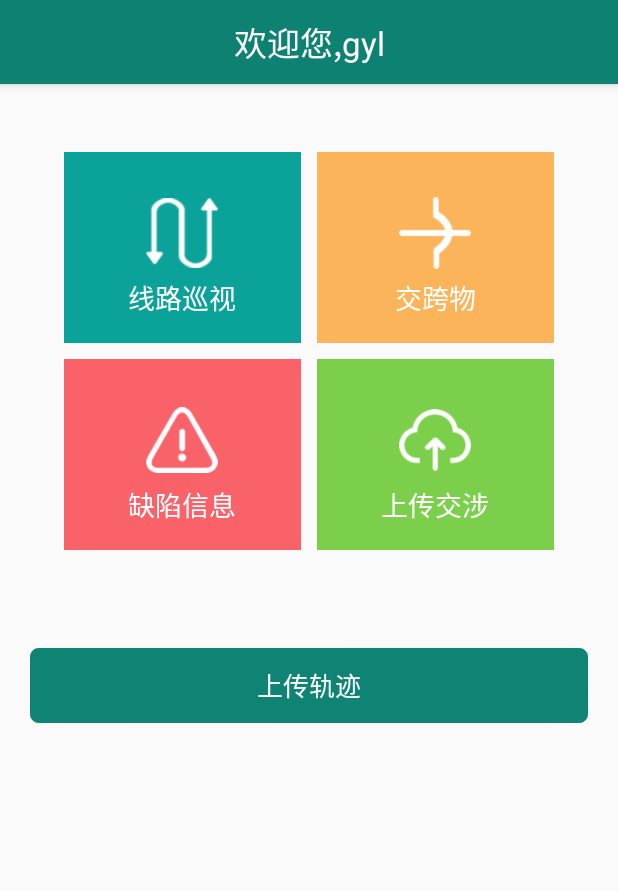
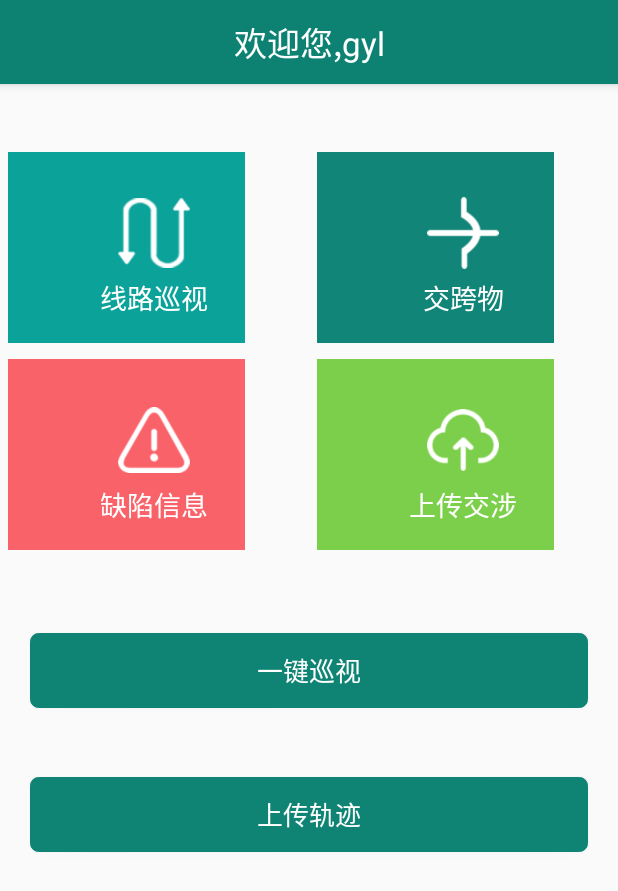
Before and after one commit to widsdom-yl/powerlinepatro, an Android app: the HomePageActivity screen opened directly, with no data from a screen before it, on a phone screen of 412 x 824 dp. Shown: the top 891 px of the screen. Run offline under Robolectric (Android 15) with nearby library versions, the phone set to English and light mode, and no system bars; libraries missing offline, so code that uses them is left out: com.amap.api; 7 statements that could not run were skipped.

Commit message:
一键巡视

```diff
--- a/app/src/main/java/dczh/adapter/HomePageAdapter.java
+++ b/app/src/main/java/dczh/adapter/HomePageAdapter.java
@@ -34,7 +34,7 @@ public class HomePageAdapter extends BaseAdapter<String>
 
                 break;
             case 1:
-                backGroundImageView.setBackgroundColor(Color.parseColor("#FBB45A"));
+                backGroundImageView.setBackgroundColor(Color.parseColor("#ff118577"));
                 iconImageView.setImageResource(R.drawable.linecross);
                 break;
             case 2:
--- a/app/src/main/res/layout/activity_home_page.xml
+++ b/app/src/main/res/layout/activity_home_page.xml
@@ -8,7 +8,7 @@
 
     <android.support.v7.widget.RecyclerView
         android:id="@+id/home_grid_view"
-        android:layout_width="wrap_content"
+        android:layout_width="0dp"
         android:layout_height="wrap_content"
         android:layout_marginTop="40dp"
         android:dividerHeight="1dp"
@@ -24,13 +24,32 @@
         android:layout_height="50dp"
         android:layout_marginEnd="20dp"
         android:layout_marginStart="20dp"
-        android:layout_marginTop="60dp"
+        android:layout_marginTop="46dp"
         android:background="@drawable/button_green_small_corner"
         android:text="@string/string_uploadposition"
         android:textAllCaps="false"
         android:textColor="#ffffff"
         android:textSize="17sp"
         app:layout_constraintEnd_toEndOf="parent"
+        app:layout_constraintHorizontal_bias="0.0"
+        app:layout_constraintStart_toStartOf="parent"
+        app:layout_constraintTop_toBottomOf="@+id/upload_partol_btn" />
+
+    <Button
+        android:id="@+id/upload_partol_btn"
+        style="?android:textAppearanceSmall"
+        android:layout_width="0dp"
+        android:layout_height="50dp"
+        android:layout_marginEnd="20dp"
+        android:layout_marginStart="20dp"
+        android:layout_marginTop="50dp"
+        android:background="@drawable/button_green_small_corner"
+        android:text="@string/string_uploadpatrol"
+        android:textAllCaps="false"
+        android:textColor="#ffffff"
+        android:textSize="17sp"
+        app:layout_constraintEnd_toEndOf="parent"
+        app:layout_constraintHorizontal_bias="1.0"
         app:layout_constraintStart_toStartOf="parent"
         app:layout_constraintTop_toBottomOf="@+id/home_grid_view" />
 
--- a/app/src/main/res/values/strings.xml
+++ b/app/src/main/res/values/strings.xml
@@ -13,6 +13,7 @@
     <string name="string_homepage5">交跨物</string>
 
     <string name="string_uploadposition">上传轨迹</string>
+    <string name="string_uploadpatrol">一键巡视</string>
     <string name="string_linepatro">线路巡视</string>
     <string name="string_patrodetail">巡视状况</string>
     <string name="string_defect">缺陷隐患</string>
```
Also changed, not shown: app/src/main/java/dczh/powerlinepatro/HomePageActivity.java (+23 -2 lines), app/src/main/java/dczh/powerlinepatro/UploadPatroActivity.java (+30 -7 lines).
